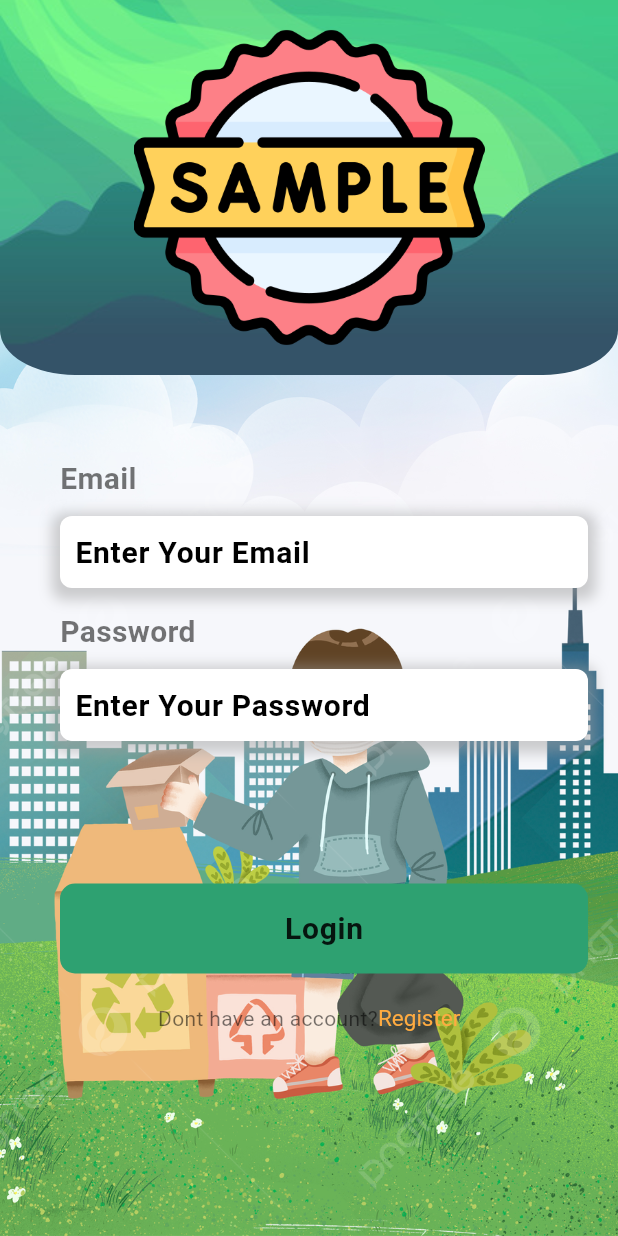
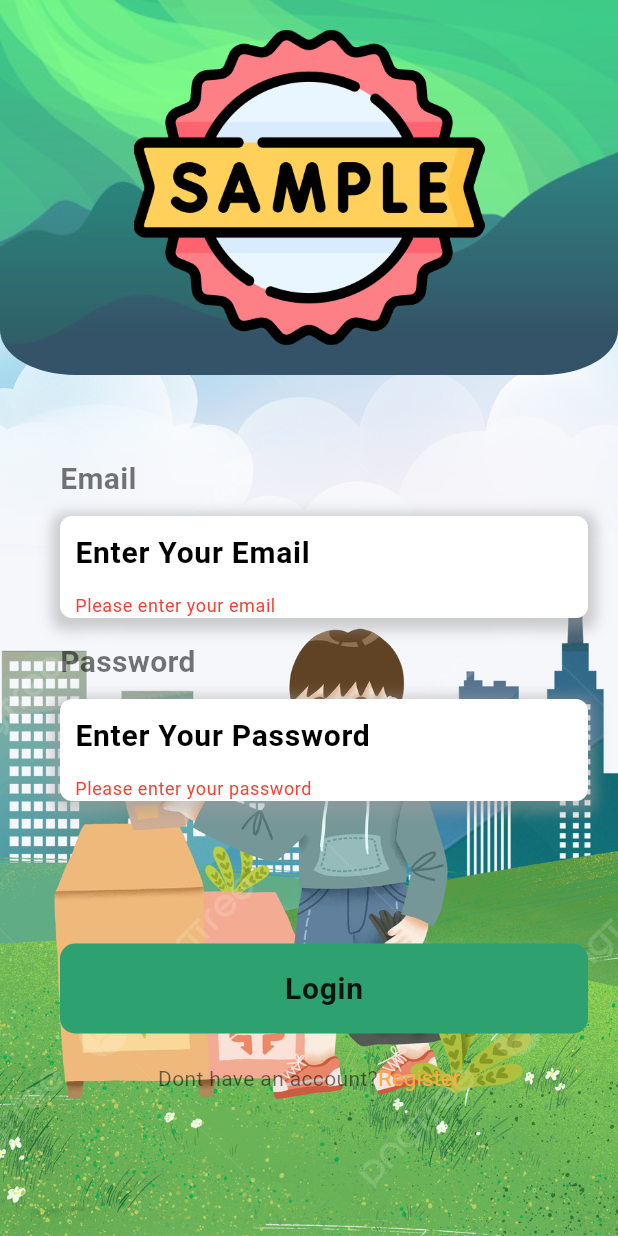
Before and after one commit to IshanMadusanka13/ZeroWaste, a Flutter app: the LoginScreen screen opened by its route, after a tap on "Login", on a phone screen of 412 x 824 dp. Run offline on Flutter 3.47's test engine with Material 3 defaults, Android fonts, the phone set to English and light mode, and no system bars; our stand-ins replace firebase_core, go_router; accounts and stored records are empty.

Commit message:
Initial Commit.

```diff
--- a/lib/main.dart
+++ b/lib/main.dart
@@ -2,7 +2,7 @@ import 'package:firebase_core/firebase_core.dart';
 import 'package:flutter/material.dart';
 import 'package:zero_waste/firebase_options.dart';
 import 'package:zero_waste/routes/routes.dart';
-import 'package:zero_waste/utils/theme.dart';
+import 'package:zero_waste/theme.dart';
 
 void main() async{
   WidgetsFlutterBinding.ensureInitialized();
--- a/lib/screens/login_screen.dart
+++ b/lib/screens/login_screen.dart
@@ -1,4 +1,3 @@
-import 'package:flutter/cupertino.dart';
 import 'package:flutter/gestures.dart';
 import 'package:flutter/material.dart';
 import 'package:go_router/go_router.dart';
@@ -11,12 +10,17 @@ class LoginScreen extends StatefulWidget {
 }
 
 class _LoginScreenState extends State<LoginScreen> {
+  final _formKey = GlobalKey<FormState>();
+  final _emailController = TextEditingController();
+  final _passwordController = TextEditingController();
+
   @override
   Widget build(BuildContext context) {
     return Scaffold(
-      body: content(context),
+      body: Container(
+        child: content(context),
+      ),
     );
-  }
   }
 
   Widget content(BuildContext context) {
@@ -47,8 +51,15 @@ Widget content(BuildContext context) {
             ),
           ),
           const SizedBox(height: 50),
-        inputStyle("Email", "Enter Your Email"),
-        inputStyle("Password", "Enter Your Password"),
+          Form(
+            key: _formKey,
+            child: Column(
+              children: [
+                inputStyle("Email", "Enter Your Email", _emailController, validateEmail),
+                inputStyle("Password", "Enter Your Password", _passwordController, validatePassword),
+              ],
+            ),
+          ),
           const SizedBox(height: 80),
           Container(
             height: 60,
@@ -58,7 +69,11 @@ Widget content(BuildContext context) {
                 color: Theme.of(context).colorScheme.primary,
                 borderRadius: BorderRadius.circular(10)),
             child: TextButton(
-            onPressed: () {},
+              onPressed: () {
+                if (_formKey.currentState!.validate()) {
+
+                }
+              },
               child: Text("Login", style: Theme.of(context).textTheme.bodyLarge),
             ),
           ),
@@ -81,7 +96,7 @@ Widget content(BuildContext context) {
     ]);
   }
 
-Widget inputStyle(String title, String helpText) {
+  Widget inputStyle(String title, String helpText, TextEditingController controller, String? Function(String?)? validator) {
     return Padding(
       padding: const EdgeInsets.fromLTRB(40, 5, 20, 10),
       child: Column(
@@ -105,11 +120,13 @@ Widget inputStyle(String title, String helpText) {
                       offset: const Offset(0, 3))
                 ]),
             child: SizedBox(
-            child: TextField(
+              child: TextFormField(
+                controller: controller,
                 decoration: InputDecoration(
                     border: InputBorder.none,
                     contentPadding: const EdgeInsets.only(left: 10),
                     hintText: helpText),
+                validator: validator,
               ),
             ),
           ),
@@ -117,3 +134,22 @@ Widget inputStyle(String title, String helpText) {
       ),
     );
   }
+
+  String? validateEmail(String? value) {
+    if (value == null || value.isEmpty) {
+      return 'Please enter your email';
+    } else if (!RegExp(r'^[\w-\.]+@([\w-]+\.)+[\w-]{2,4}$').hasMatch(value)) {
+      return 'Please enter a valid email';
+    }
+    return null;
+  }
+
+  String? validatePassword(String? value) {
+    if (value == null || value.isEmpty) {
+      return 'Please enter your password';
+    } else if (value.length < 8) {
+      return 'Password must be atleast 8 characters';
+    }
+    return null;
+  }
+}
--- a/pubspec.yaml
+++ b/pubspec.yaml
@@ -16,7 +16,6 @@ dependencies:
   firebase_auth: 5.1.4
   cloud_firestore: 5.2.1
   provider: ^6.1.0
-  flutter_osm_plugin: ^1.1.0
   go_router: ^14.2.3
 
   cupertino_icons: ^1.0.6
```
Also changed, not shown: lib/screens/register_screen.dart (added, +140 -0 lines), lib/theme.dart (renamed from lib/utils/theme.dart), pubspec.lock, 4 other files. Lines whose indentation alone changed are shown as unchanged.
